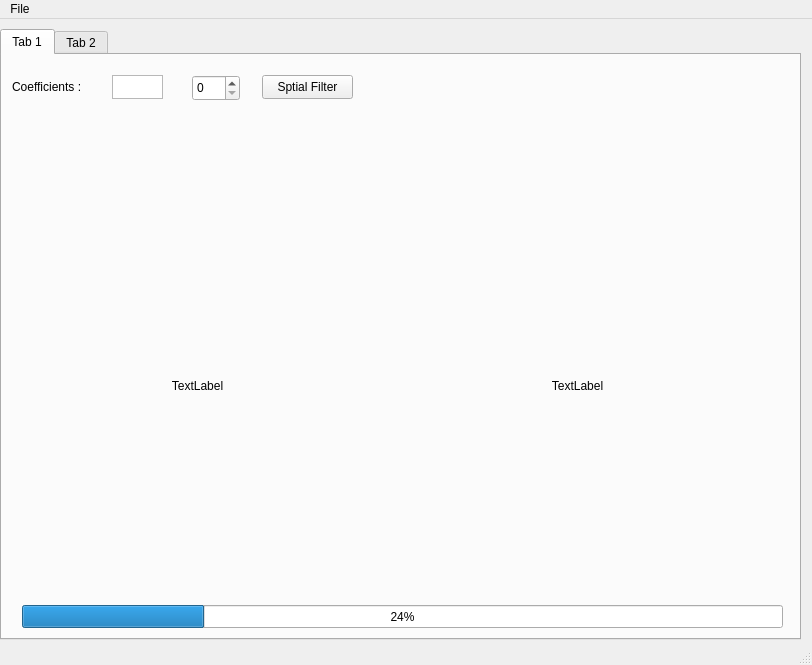
Above: HW03/myui.ui from WesleyCh3n/Img-Processing before the change. Below: the same form after it.
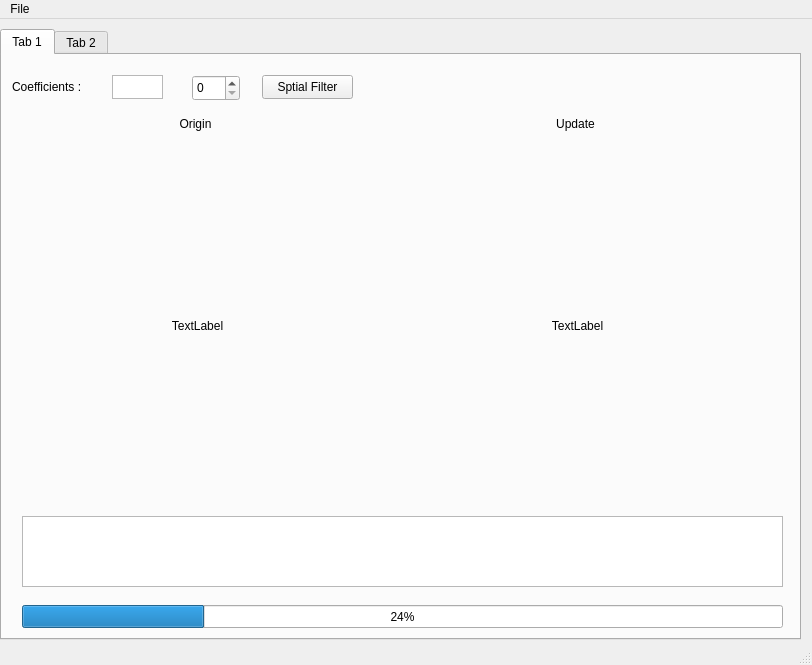
That is the form after the change.

Patch:
```diff
--- a/HW03/myui.ui
+++ b/HW03/myui.ui
@@ -34,7 +34,7 @@
       <property name="geometry">
        <rect>
         <x>20</x>
-        <y>150</y>
+        <y>90</y>
         <width>351</width>
         <height>361</height>
        </rect>
@@ -50,7 +50,7 @@
       <property name="geometry">
        <rect>
         <x>400</x>
-        <y>150</y>
+        <y>90</y>
         <width>351</width>
         <height>361</height>
        </rect>
@@ -127,6 +127,48 @@
        <number>24</number>
       </property>
      </widget>
+     <widget class="QLabel" name="label_2">
+      <property name="geometry">
+       <rect>
+        <x>160</x>
+        <y>60</y>
+        <width>67</width>
+        <height>17</height>
+       </rect>
+      </property>
+      <property name="text">
+       <string>Origin</string>
+      </property>
+      <property name="alignment">
+       <set>Qt::AlignCenter</set>
+      </property>
+     </widget>
+     <widget class="QLabel" name="label_3">
+      <property name="geometry">
+       <rect>
+        <x>540</x>
+        <y>60</y>
+        <width>67</width>
+        <height>17</height>
+       </rect>
+      </property>
+      <property name="text">
+       <string>Update</string>
+      </property>
+      <property name="alignment">
+       <set>Qt::AlignCenter</set>
+      </property>
+     </widget>
+     <widget class="QTextBrowser" name="textB">
+      <property name="geometry">
+       <rect>
+        <x>20</x>
+        <y>461</y>
+        <width>761</width>
+        <height>71</height>
+       </rect>
+      </property>
+     </widget>
     </widget>
     <widget class="QWidget" name="tab_2">
      <attribute name="title">
```
